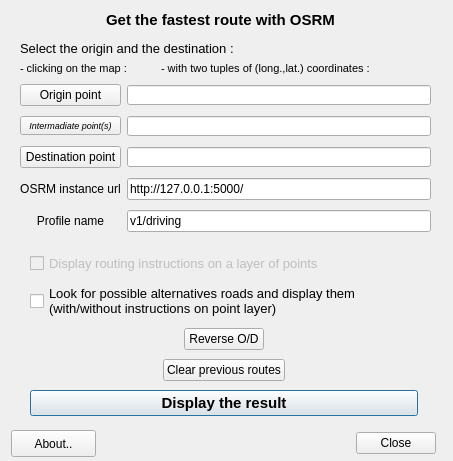
Before: the Qt Designer form ui/osrm_dialog_base.ui in mthh/osrm-qgis-plugin, drawn with Qt 5.
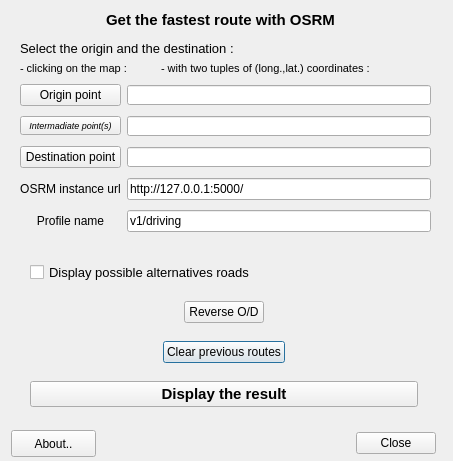
After: the same form once the commit is applied.

Diff of the .ui file:
```diff
--- a/ui/osrm_dialog_base.ui
+++ b/ui/osrm_dialog_base.ui
@@ -72,23 +72,19 @@
     </rect>
    </property>
    <layout class="QGridLayout" name="gridLayout">
-    <item row="1" column="0">
-     <widget class="QCheckBox" name="checkBox_instruction">
-      <property name="enabled">
-       <bool>false</bool>
-      </property>
+    <item row="4" column="0" alignment="Qt::AlignHCenter">
+     <widget class="QPushButton" name="pushButtonClear">
       <property name="font">
        <font>
         <family>Arial</family>
-        <pointsize>10</pointsize>
        </font>
       </property>
       <property name="text">
-       <string>Display routing instructions on a layer of points</string>
+       <string>Clear previous routes</string>
       </property>
      </widget>
     </item>
-    <item row="7" column="0">
+    <item row="6" column="0">
      <widget class="QPushButton" name="pushButtonTryIt">
       <property name="font">
        <font>
@@ -103,7 +99,7 @@
       </property>
      </widget>
     </item>
-    <item row="2" column="0">
+    <item row="1" column="0">
      <widget class="QCheckBox" name="checkBox_alternative">
       <property name="enabled">
        <bool>true</bool>
@@ -116,24 +112,11 @@
        </font>
       </property>
       <property name="text">
-       <string>Look for possible alternatives roads and display them
-(with/without instructions on point layer)</string>
+       <string>Display possible alternatives roads</string>
       </property>
      </widget>
     </item>
-    <item row="5" column="0" alignment="Qt::AlignHCenter">
-     <widget class="QPushButton" name="pushButtonClear">
-      <property name="font">
-       <font>
-        <family>Arial</family>
-       </font>
-      </property>
-      <property name="text">
-       <string>Clear previous routes</string>
-      </property>
-     </widget>
-    </item>
-    <item row="4" column="0" alignment="Qt::AlignHCenter">
+    <item row="3" column="0" alignment="Qt::AlignHCenter">
      <widget class="QPushButton" name="pushButtonReverse">
       <property name="maximumSize">
        <size>
```
